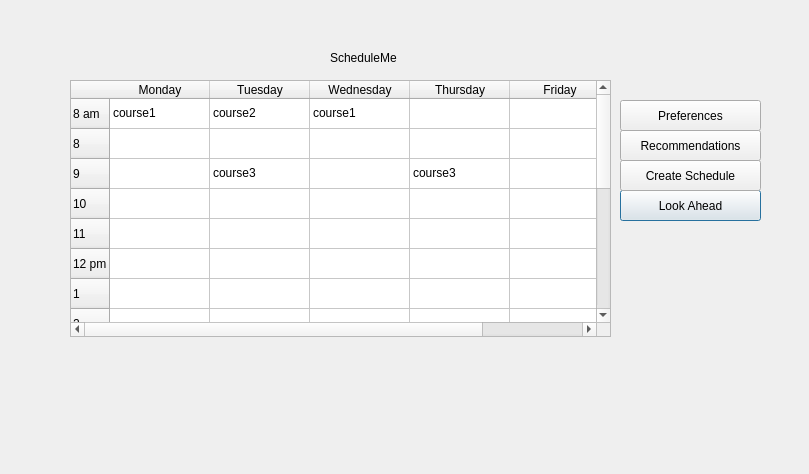
Old version of the form Schedule/dialog.ui in the repository howiealeshire/AdviseMeRW.
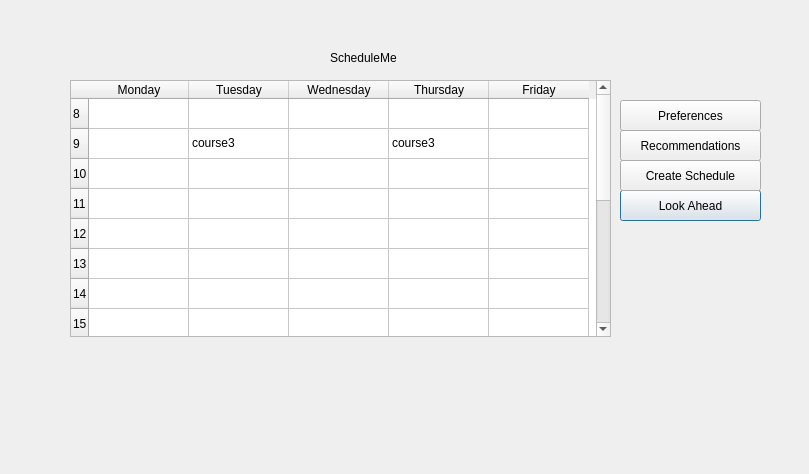
New version of the form.

Commit message: Complete flow achieved. Only first course done, but doing more should be trivial

```diff
--- a/Schedule/dialog.ui
+++ b/Schedule/dialog.ui
@@ -22,11 +22,6 @@
      <height>257</height>
     </rect>
    </property>
-   <row>
-    <property name="text">
-     <string>8 am</string>
-    </property>
-   </row>
    <row>
     <property name="text">
      <string>8</string>
@@ -49,57 +44,57 @@
    </row>
    <row>
     <property name="text">
-     <string>12 pm</string>
+     <string>12</string>
     </property>
    </row>
    <row>
     <property name="text">
-     <string>1</string>
+     <string>13</string>
     </property>
    </row>
    <row>
     <property name="text">
-     <string>2</string>
+     <string>14</string>
     </property>
    </row>
    <row>
     <property name="text">
-     <string>3</string>
+     <string>15</string>
     </property>
    </row>
    <row>
     <property name="text">
-     <string>4</string>
+     <string>16</string>
     </property>
    </row>
    <row>
     <property name="text">
-     <string>5</string>
+     <string>17</string>
     </property>
    </row>
    <row>
     <property name="text">
-     <string>6</string>
+     <string>18</string>
     </property>
    </row>
    <row>
     <property name="text">
-     <string>7</string>
+     <string>19</string>
     </property>
    </row>
    <row>
     <property name="text">
-     <string>8</string>
+     <string>20</string>
     </property>
    </row>
    <row>
     <property name="text">
-     <string>9</string>
+     <string>21</string>
     </property>
    </row>
    <row>
     <property name="text">
-     <string>11</string>
+     <string>22</string>
     </property>
    </row>
    <column>
@@ -129,35 +124,20 @@
    </column>
    <item row="0" column="0">
     <property name="text">
-     <string>course1</string>
-    </property>
-   </item>
-   <item row="0" column="1">
-    <property name="text">
-     <string>course2</string>
+     <string/>
     </property>
    </item>
    <item row="0" column="2">
     <property name="text">
-     <string>course1</string>
-    </property>
-   </item>
-   <item row="1" column="0">
-    <property name="text">
      <string/>
     </property>
    </item>
-   <item row="1" column="2">
-    <property name="text">
-     <string/>
-    </property>
-   </item>
-   <item row="2" column="1">
+   <item row="1" column="1">
     <property name="text">
      <string>course3</string>
     </property>
    </item>
-   <item row="2" column="3">
+   <item row="1" column="3">
     <property name="text">
      <string>course3</string>
     </property>
```
The commit also changes 4 other files.
